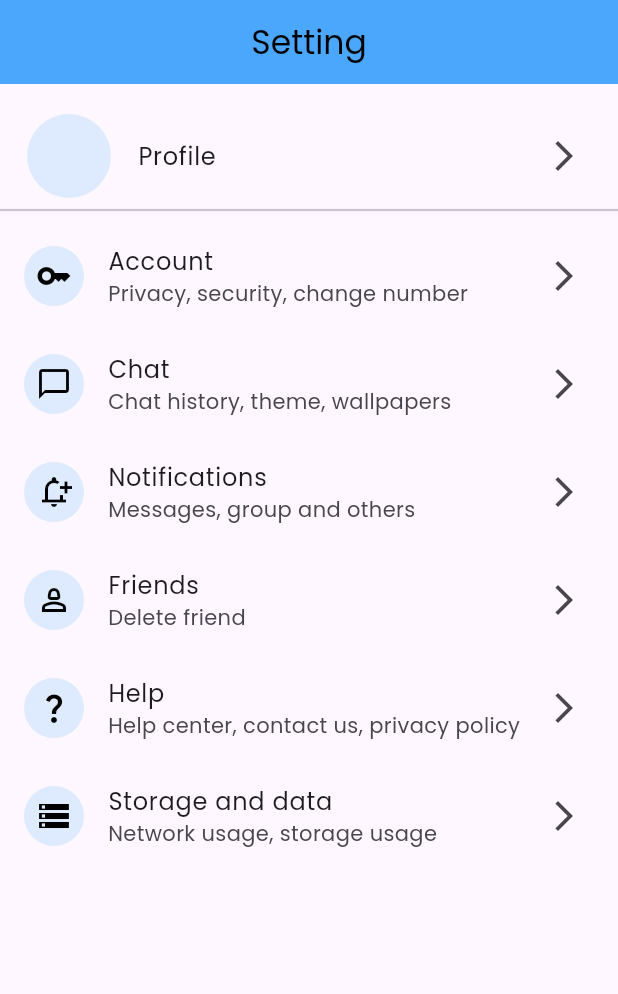
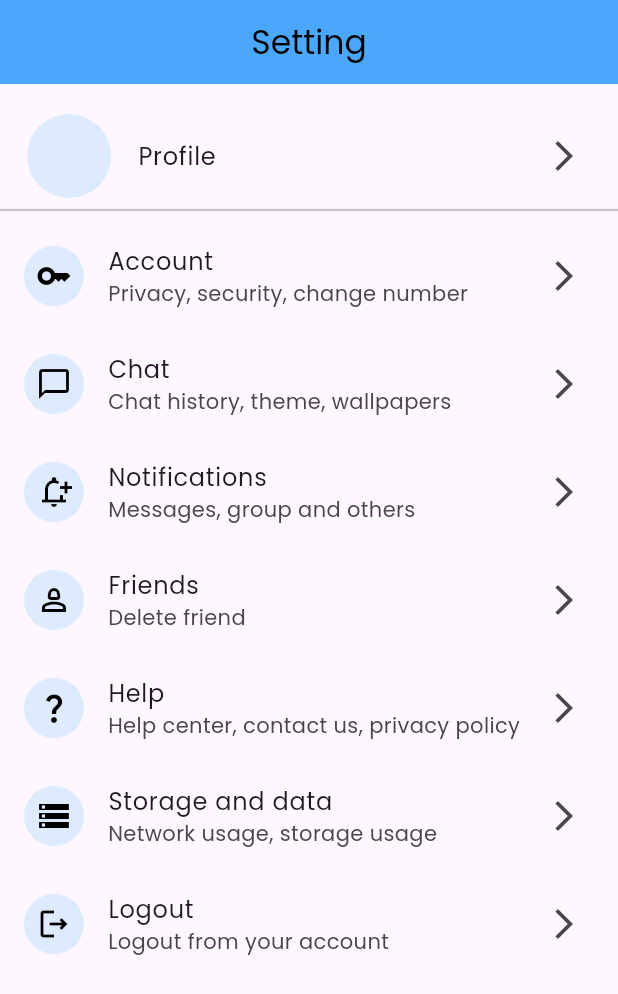
Before and after one commit to WorapolKhu/Chat-project, a Flutter app: the SettingPage screen opened by its route, on a phone screen of 412 x 824 dp. Shown: the top 994 px of the screen. Run offline on Flutter 3.47's test engine with Material 3 defaults, Android fonts, the phone set to English and light mode, and no system bars; our stand-ins replace cloud_firestore, firebase_auth, firebase_core; accounts and stored records are empty.

Commit message:
update logout button

```diff
--- a/lib/pages/setting.dart
+++ b/lib/pages/setting.dart
@@ -1,5 +1,6 @@
 import 'package:chatty/pages/login.dart';
 import 'package:flutter/material.dart';
+import 'package:firebase_auth/firebase_auth.dart';
 
 class SettingPage extends StatefulWidget {
   const SettingPage({super.key});
@@ -10,11 +11,20 @@ class SettingPage extends StatefulWidget {
 }
 
 class _SettingPageState extends State<SettingPage> {
+  final FirebaseAuth _auth = FirebaseAuth.instance;
   int _currIndex = 0;
   final PageController _controller = PageController();
   void _onTabTapped(int index) {
     _controller.animateToPage(index,
         duration: const Duration(milliseconds: 500), curve: Curves.ease);
+  }
+
+void signOut(BuildContext context) {
+    _auth.signOut();
+    Navigator.pushAndRemoveUntil(
+        context,
+        MaterialPageRoute(builder: (context) => LoginPage()),
+        ModalRoute.withName('/'));
   }
 
   @override
@@ -28,13 +38,14 @@ class _SettingPageState extends State<SettingPage> {
         child: ListView(
         children: [
           SizedBox(height: 20,),ListTile(
-          leading: CircleAvatar(radius: 30, backgroundColor: avatar_color), title: Text("Profile"), trailing: arrow_icon, onTap: (){Navigator.pushNamed(context, LoginPage.id);}, )
+          leading: CircleAvatar(radius: 30, backgroundColor: avatar_color), title: Text("Profile"), trailing: arrow_icon,)
           ,Divider(thickness: 1.5,),ListTile(leading: CircleAvatar(backgroundColor: avatar_color, child: Icon(Icons.key_outlined, color: icon_color,)),title: Text("Account"),subtitle: Text("Privacy, security, change number"), trailing: arrow_icon,)
         ,ListTile(leading: CircleAvatar(backgroundColor: avatar_color, child: Icon(Icons.chat_bubble_outline, color: icon_color,)),title: Text('Chat'),subtitle: Text('Chat history, theme, wallpapers'), trailing: arrow_icon,)
         ,ListTile(leading: CircleAvatar(backgroundColor: avatar_color, child: Icon(Icons.notification_add_outlined, color: icon_color,)),title: Text('Notifications'),subtitle: Text('Messages, group and others'), trailing: arrow_icon,)
         ,ListTile(leading: CircleAvatar(backgroundColor: avatar_color, child: Icon(Icons.person_2_outlined, color: icon_color,)),title: Text('Friends'),subtitle: Text('Delete friend'), trailing: arrow_icon,)
         ,ListTile(leading: CircleAvatar(backgroundColor: avatar_color, child: Icon(Icons.question_mark_outlined, color: icon_color,)),title: Text('Help'),subtitle: Text('Help center, contact us, privacy policy'),trailing: arrow_icon,)
         ,ListTile(leading: CircleAvatar(backgroundColor: avatar_color, child: Icon(Icons.storage_outlined, color: icon_color,)),title: Text('Storage and data'),subtitle: Text('Network usage, storage usage'),trailing: arrow_icon,)
+        ,ListTile(leading: CircleAvatar(backgroundColor: avatar_color, child: Icon(Icons.logout_outlined, color: icon_color,)),title: Text('Logout'),subtitle: Text('Logout from your account'),trailing: arrow_icon, onTap: () {signOut(context);},)
         ]
         )
       ),
```
